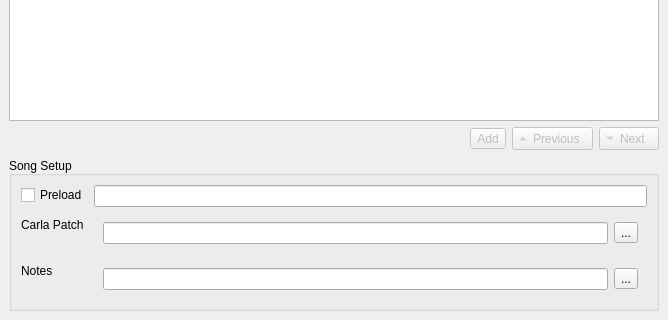
Old version of the form src/ui/setlist_without_kde.ui in the repository progwolff/performer; both pictures show x 0 to 668 and y 331 to 651 of the 668 by 651 pixel window.
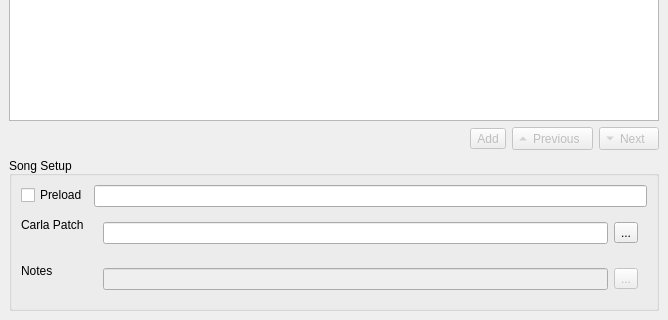
New version of the form. Icons and pictures are not drawn.

Diff of the .ui file:
```diff
--- a/src/ui/setlist_without_kde.ui
+++ b/src/ui/setlist_without_kde.ui
@@ -229,6 +229,9 @@
        </item>
        <item row="4" column="1">
         <widget class="QFrame" name="frame_2">
+         <property name="enabled">
+          <bool>false</bool>
+         </property>
          <property name="sizePolicy">
           <sizepolicy hsizetype="MinimumExpanding" vsizetype="Preferred">
            <horstretch>0</horstretch>
```
Left out of the diff: 6 changed lines with no effect on the pictures.
